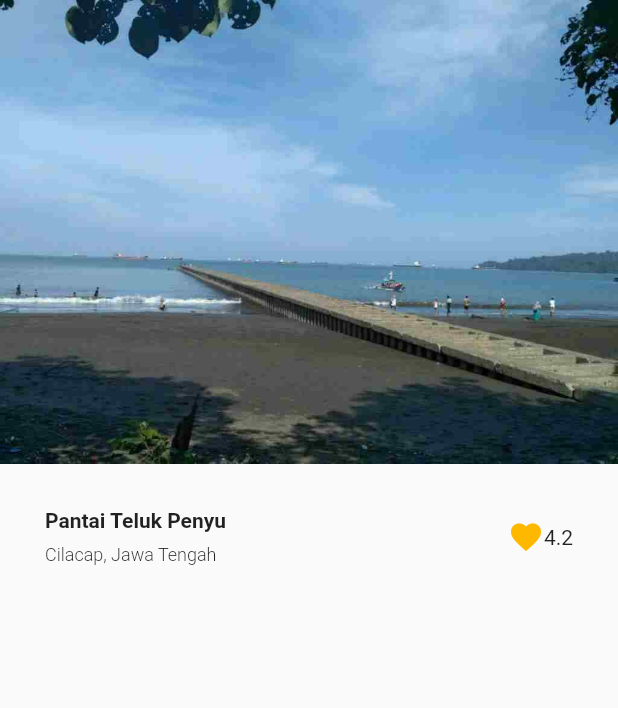
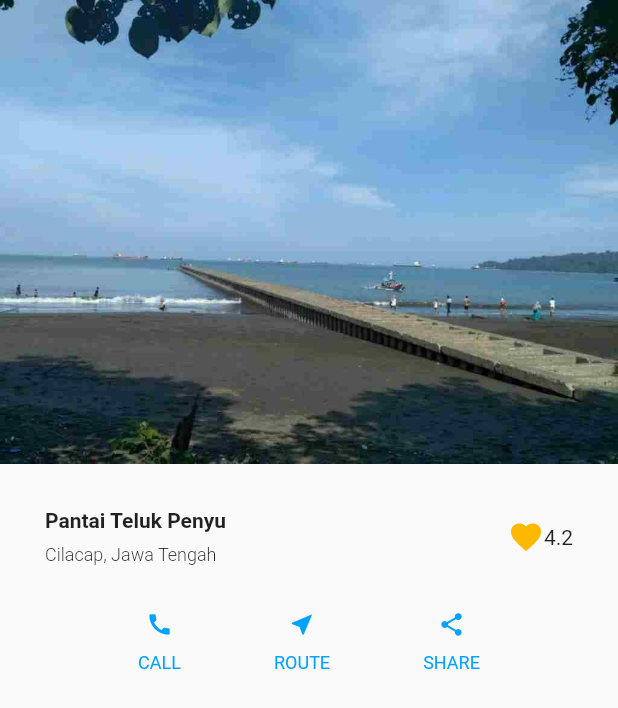
Before and after one commit to Dzaky02/flutter_basic_ui, a Flutter app: the screen it shows after launch, on a phone screen of 412 x 824 dp. Shown: the top 708 px of the screen. Run offline on Flutter 3.47's test engine with Material 2 defaults, Android fonts, the light colour scheme and no system bars.

Commit message:
Main Axis Alignment Space Evenly.

```diff
--- a/lib/home_page.dart
+++ b/lib/home_page.dart
@@ -56,6 +56,76 @@ class HomePage extends StatelessWidget {
                 ],
               ),
             ),
+            SizedBox(
+              height: 30,
+            ),
+            Padding(
+              padding: EdgeInsets.symmetric(
+                horizontal: 30,
+              ),
+              child: Row(
+                mainAxisAlignment: MainAxisAlignment.spaceEvenly,
+                children: [
+                  Column(
+                    children: [
+                      Icon(
+                        Icons.call,
+                        color: Color(0XFF00A3FF),
+                        size: 18,
+                      ),
+                      SizedBox(
+                        height: 10,
+                      ),
+                      Text(
+                        'CALL',
+                        style: TextStyle(
+                          color: Color(0XFF00A3FF),
+                          fontSize: 12,
+                        ),
+                      ),
+                    ],
+                  ),
+                  Column(
+                    children: [
+                      Icon(
+                        Icons.near_me,
+                        color: Color(0XFF00A3FF),
+                        size: 18,
+                      ),
+                      SizedBox(
+                        height: 10,
+                      ),
+                      Text(
+                        'ROUTE',
+                        style: TextStyle(
+                          color: Color(0XFF00A3FF),
+                          fontSize: 12,
+                        ),
+                      ),
+                    ],
+                  ),
+                  Column(
+                    children: [
+                      Icon(
+                        Icons.share,
+                        color: Color(0XFF00A3FF),
+                        size: 18,
+                      ),
+                      SizedBox(
+                        height: 10,
+                      ),
+                      Text(
+                        'SHARE',
+                        style: TextStyle(
+                          color: Color(0XFF00A3FF),
+                          fontSize: 12,
+                        ),
+                      ),
+                    ],
+                  ),
+                ],
+              ),
+            ),
           ],
         ),
       ),
```
